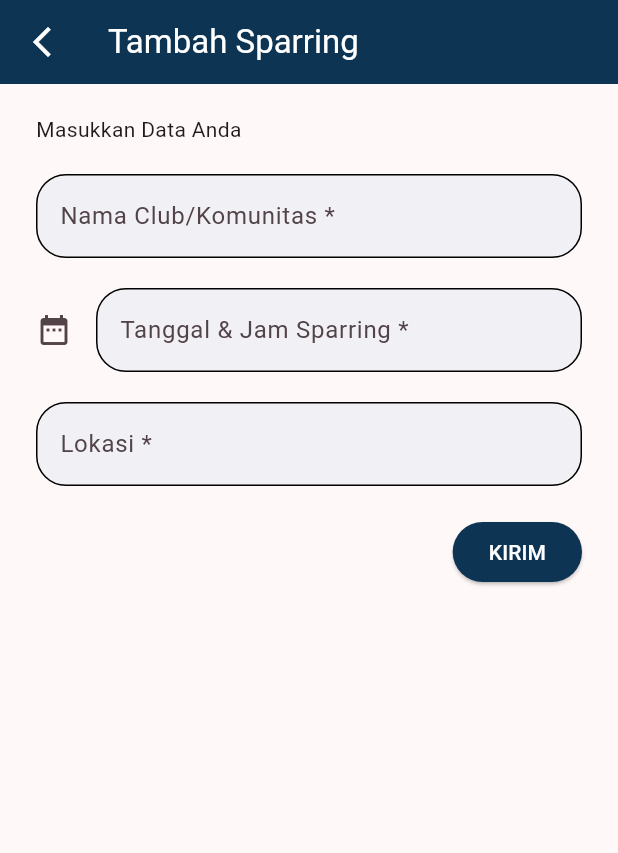
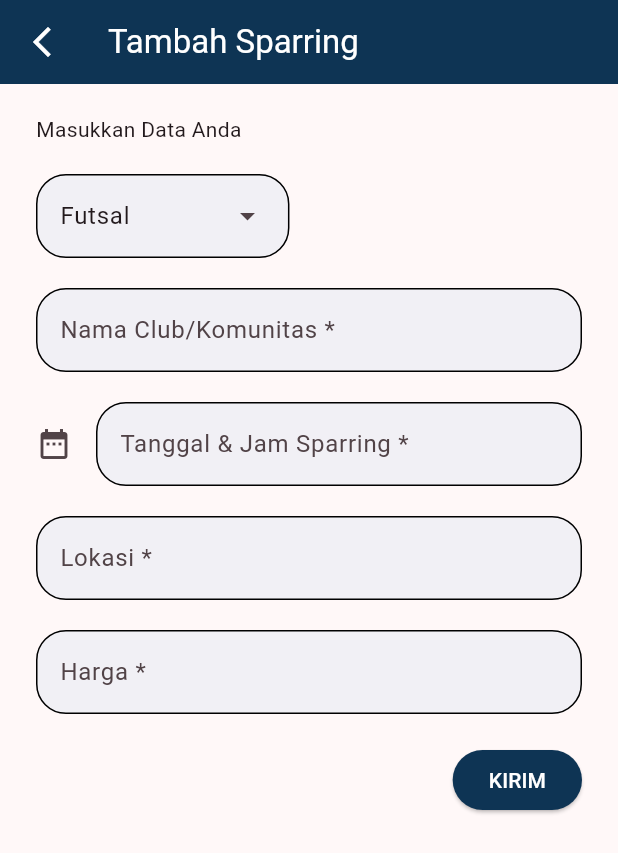
Before and after one commit to aivdd/flutter-boring, a Flutter app: the TambahSpar screen opened directly, on a phone screen of 412 x 824 dp. Shown: the top 853 px of the screen. Run offline on Flutter 3.47's test engine with Material 2 defaults, Android fonts, the phone set to English and light mode, and no system bars; our stand-ins replace cloud_firestore, firebase_core; accounts and stored records are empty; network calls fail.

Commit message:
add cabang olahraga n harga

```diff
--- a/lib/model/sparing.dart
+++ b/lib/model/sparing.dart
@@ -3,15 +3,19 @@ import 'package:cloud_firestore/cloud_firestore.dart';
 class Sparing {
   final String? docId;
   final String? hostName;
+  final String? olahraga;
   final String? playingTime;
   final String? location;
+  final String? harga;
   final String? guestName;
 
   Sparing({
     this.docId,
     this.hostName,
+    this.olahraga,
     this.playingTime,
     this.location,
+    this.harga,
     this.guestName,
   });
 
@@ -22,8 +26,10 @@ class Sparing {
     return Sparing(
       docId: snapshot.id,
       hostName: data['hostName'],
+      olahraga: data['olahraga'],
       playingTime: data['playingTime'],
       location: data['location'],
+      harga: data['harga'],
       guestName: data['guestName'],
     );
   }
@@ -31,8 +37,10 @@ class Sparing {
   Map<String, dynamic> toFirestore() {
     return {
       if (hostName != null) "hostName": hostName,
+      if (olahraga != null) "olahraga": olahraga,
       if (playingTime != null) "playingTime": playingTime,
       if (location != null) "location": location,
+      if (harga != null) "harga": harga,
       "guestName": guestName,
     };
   }
--- a/lib/screen/spar_list.dart
+++ b/lib/screen/spar_list.dart
@@ -61,9 +61,19 @@ class _SparListState extends State<SparList> {
                           SizedBox(width: 10),
                           Text(
                             sparring.hostName ?? '',
+                            style: const TextStyle(
+                                fontSize: 16, fontWeight: FontWeight.bold),
+                          ),
+                          const Text(
+                            ' | ',
                             style: TextStyle(
                                 fontSize: 16, fontWeight: FontWeight.bold),
                           ),
+                          Text(
+                            sparring.olahraga ?? '',
+                            style: const TextStyle(
+                                fontSize: 16, fontWeight: FontWeight.bold),
+                          )
                         ],
                       ),
                       SizedBox(height: 10),
@@ -106,7 +116,7 @@ class _SparListState extends State<SparList> {
                           ),
                           SizedBox(width: 10),
                           Text(
-                            sparring.guestName ?? '',
+                            sparring.harga ?? '',
                             style: TextStyle(fontSize: 12, color: Colors.grey),
                           ),
                         ],
--- a/lib/screen/tambah_spar.dart
+++ b/lib/screen/tambah_spar.dart
@@ -12,19 +12,25 @@ class TambahSpar extends StatefulWidget {
 
 class _TambahSparState extends State<TambahSpar> {
   final TextEditingController hostNameController = TextEditingController();
+  final TextEditingController olahragaController = TextEditingController();
   final TextEditingController dateInputController = TextEditingController();
   final TextEditingController locationController = TextEditingController();
+  final TextEditingController hargaController = TextEditingController();
   final SparingService _sparingService = SparingService();
 
   Future<void> _kirimDataKeFirestore() async {
     final String hostName = hostNameController.text;
+    final String olahraga = olahragaController.text;
+    final String dateTime = dateInputController.text;
     final String location = locationController.text;
-    final String dateTime = dateInputController.text;
+    final String harga = hargaController.text;
 
     Sparing newSparing = Sparing(
       hostName: hostName,
+      olahraga: olahraga,
       playingTime: dateTime,
       location: location,
+      harga: harga,
       guestName: null,
     );
 
@@ -40,6 +46,16 @@ class _TambahSparState extends State<TambahSpar> {
 
   @override
   Widget build(BuildContext context) {
+    const List<String> list = <String>[
+      'Futsal',
+      'Badminton',
+      'Volley',
+      'Tennis'
+    ];
+
+    // ignore: unused_local_variable
+    String dropDownValue = list.first;
+
     return Scaffold(
       appBar: AppBar(
         backgroundColor: Color.fromARGB(255, 14, 52, 84),
@@ -59,13 +75,45 @@ class _TambahSparState extends State<TambahSpar> {
         child: Center(
           child: Column(
             children: [
-              Align(
+              const Align(
                 alignment: Alignment.centerLeft,
                 child: Text("Masukkan Data Anda"),
               ),
-              SizedBox(height: 20),
+              const SizedBox(height: 20),
               Column(
                 children: [
+                  Container(
+                    width: double.infinity,
+                    padding: const EdgeInsets.only(bottom: 20),
+                    child: DropdownMenu<String>(
+                      controller: olahragaController,
+                      initialSelection: list.first,
+                      onSelected: (String? value) {
+                        setState(() {
+                          dropDownValue = value!;
+                        });
+                      },
+                      dropdownMenuEntries:
+                          list.map<DropdownMenuEntry<String>>((String value) {
+                        return DropdownMenuEntry<String>(
+                          value: value,
+                          label: value,
+                        );
+                      }).toList(),
+                      inputDecorationTheme: InputDecorationTheme(
+                        fillColor: const Color(0xffF1F0F5),
+                        filled: true,
+                        enabledBorder: OutlineInputBorder(
+                          borderRadius: BorderRadius.circular(20),
+                          borderSide: const BorderSide(),
+                        ),
+                        focusedBorder: OutlineInputBorder(
+                          borderRadius: BorderRadius.circular(20),
+                          borderSide: const BorderSide(),
+                        ),
+                      ),
+                    ),
+                  ),
                   TextFormField(
                     controller: hostNameController,
                     decoration: InputDecoration(
@@ -157,6 +205,23 @@ class _TambahSparState extends State<TambahSpar> {
                         hintText: "GOR Jayapura, Bekasi, Jawa Barat"),
                   ),
                   SizedBox(height: 20),
+                  TextFormField(
+                    controller: hargaController,
+                    decoration: InputDecoration(
+                        fillColor: Color(0xffF1F0F5),
+                        filled: true,
+                        enabledBorder: OutlineInputBorder(
+                          borderRadius: BorderRadius.circular(20),
+                          borderSide: BorderSide(),
+                        ),
+                        focusedBorder: OutlineInputBorder(
+                          borderRadius: BorderRadius.circular(20),
+                          borderSide: BorderSide(),
+                        ),
+                        labelText: 'Harga *',
+                        hintText: "70.000"),
+                  ),
+                  SizedBox(height: 20),
                   Align(
                     alignment: Alignment.bottomRight,
                     child: ElevatedButton(
```
